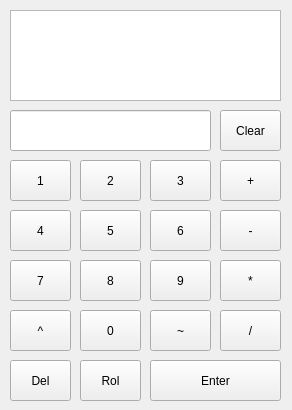
The window that QT/qtRNPCalculator/qtRNPCalculator/widget.ui (davischmitz/orientacao-objetos-I) describes before a commit, drawn with Qt 5.
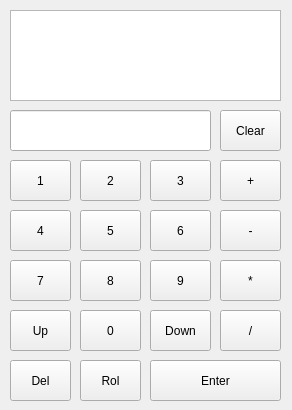
The same window after the commit.

```diff
--- a/QT/qtRNPCalculator/qtRNPCalculator/widget.ui
+++ b/QT/qtRNPCalculator/qtRNPCalculator/widget.ui
@@ -212,7 +212,7 @@
     </rect>
    </property>
    <property name="text">
-    <string>^</string>
+    <string>Up</string>
    </property>
   </widget>
   <widget class="QPushButton" name="btn_zero">
@@ -238,7 +238,7 @@
     </rect>
    </property>
    <property name="text">
-    <string>~</string>
+    <string>Down</string>
    </property>
   </widget>
   <widget class="QPushButton" name="btn_divide">
```
